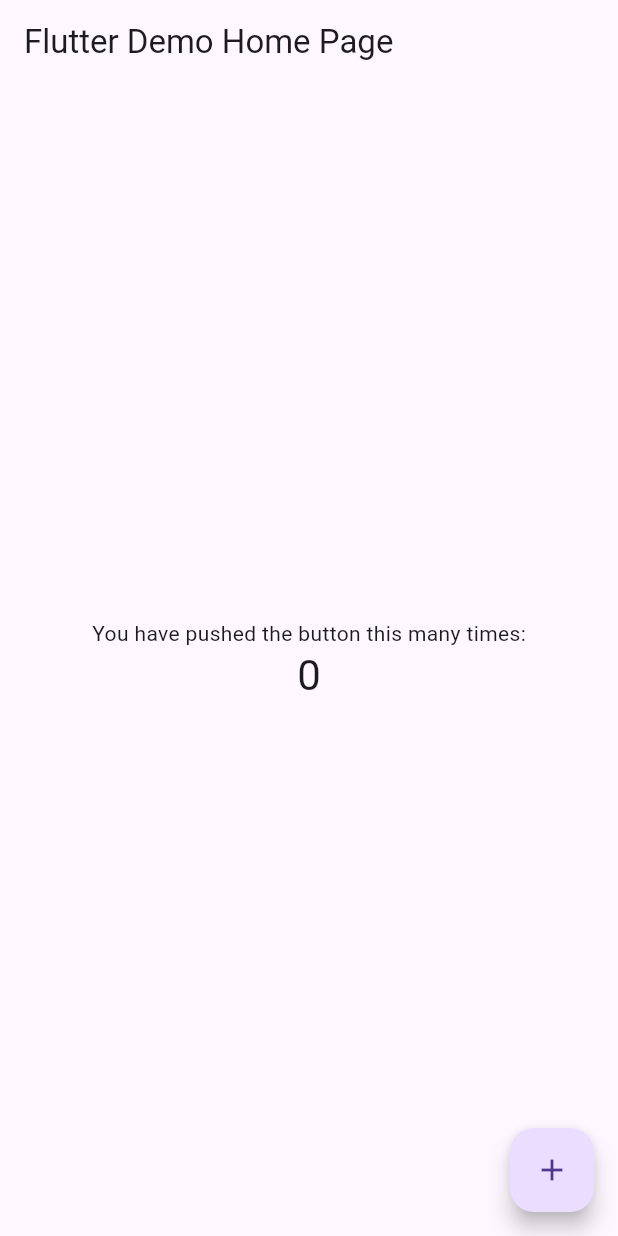
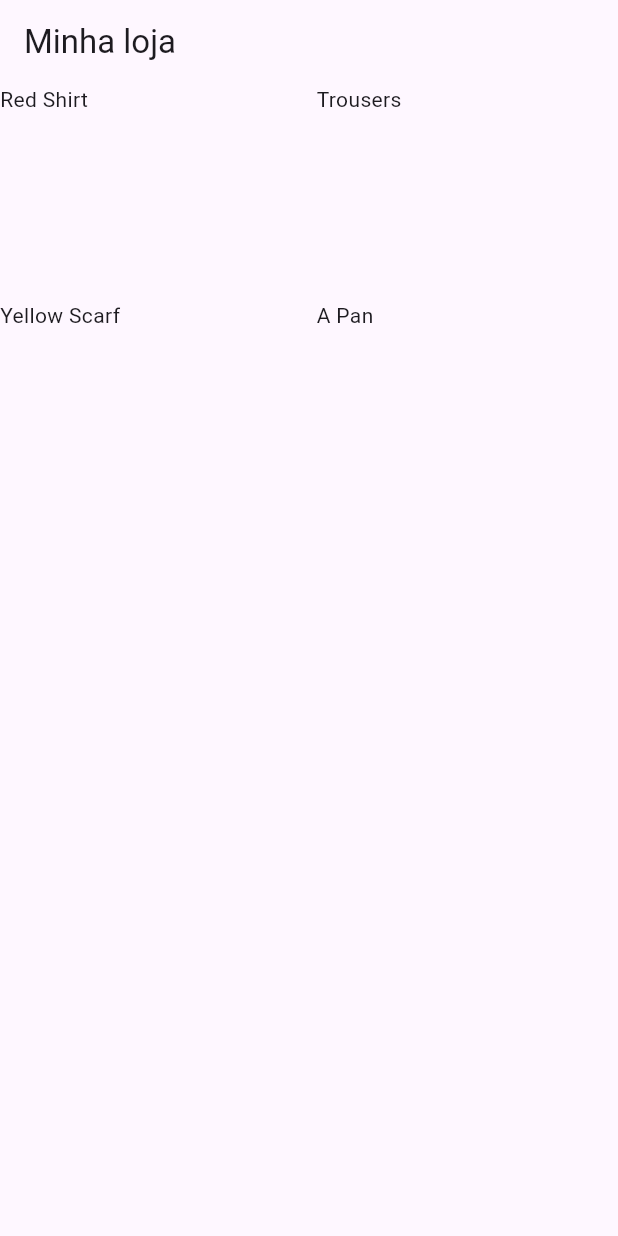
Before and after one commit to gabrielauzier/flutter-shop, a Flutter app: the screen it shows after launch, on a phone screen of 412 x 824 dp. Run offline on Flutter 3.47's test engine with Material 3 defaults, Android fonts, the phone set to English and light mode, and no system bars.

Commit message:
feat: add grid of products component (#216)

```diff
--- /dev/null
+++ b/lib/data/dummy_data.dart
@@ -0,0 +1,35 @@
+import 'package:shop/models/product.dart';
+
+final dummyProducts = [
+  Product(
+    id: 'p1',
+    title: 'Red Shirt',
+    description: 'A red shirt - it is pretty red!',
+    price: 29.99,
+    imageUrl:
+        'https://cdn.pixabay.com/photo/2016/10/02/22/17/red-t-shirt-1710578_1280.jpg',
+  ),
+  Product(
+    id: 'p2',
+    title: 'Trousers',
+    description: 'A nice pair of trousers.',
+    price: 59.99,
+    imageUrl:
+        'https://upload.wikimedia.org/wikipedia/commons/thumb/e/e8/Trousers%2C_dress_%28AM_1960.022-8%29.jpg/512px-Trousers%2C_dress_%28AM_1960.022-8%29.jpg',
+  ),
+  Product(
+    id: 'p3',
+    title: 'Yellow Scarf',
+    description: 'Warm and cozy - exactly what you need for the winter.',
+    price: 19.99,
+    imageUrl: 'https://live.staticflickr.com/4043/4438260868_cc79b3369d_z.jpg',
+  ),
+  Product(
+    id: 'p4',
+    title: 'A Pan',
+    description: 'Prepare any meal you want.',
+    price: 49.99,
+    imageUrl:
+        'https://upload.wikimedia.org/wikipedia/commons/thumb/1/14/Cast-Iron-Pan.jpg/1024px-Cast-Iron-Pan.jpg',
+  ),
+];
--- a/lib/main.dart
+++ b/lib/main.dart
@@ -1,4 +1,5 @@
 import 'package:flutter/material.dart';
+import 'package:shop/pages/products_overview_page.dart';
 
 void main() {
   runApp(const MyApp());
@@ -13,103 +14,10 @@
     return MaterialApp(
       title: 'Flutter Demo',
       theme: ThemeData(
-        // This is the theme of your application.
-        //
-        // Try running your application with "flutter run". You'll see the
-        // application has a blue toolbar. Then, without quitting the app, try
-        // changing the primarySwatch below to Colors.green and then invoke
-        // "hot reload" (press "r" in the console where you ran "flutter run",
-        // or simply save your changes to "hot reload" in a Flutter IDE).
-        // Notice that the counter didn't reset back to zero; the application
-        // is not restarted.
         primarySwatch: Colors.blue,
       ),
-      home: const MyHomePage(title: 'Flutter Demo Home Page'),
+      home: ProductsOverviewPage(),
+      debugShowCheckedModeBanner: false,
     );
   }
 }
-
-class MyHomePage extends StatefulWidget {
-  const MyHomePage({Key? key, required this.title}) : super(key: key);
-
-  // This widget is the home page of your application. It is stateful, meaning
-  // that it has a State object (defined below) that contains fields that affect
-  // how it looks.
-
-  // This class is the configuration for the state. It holds the values (in this
-  // case the title) provided by the parent (in this case the App widget) and
-  // used by the build method of the State. Fields in a Widget subclass are
-  // always marked "final".
-
-  final String title;
-
-  @override
-  State<MyHomePage> createState() => _MyHomePageState();
-}
-
-class _MyHomePageState extends State<MyHomePage> {
-  int _counter = 0;
-
-  void _incrementCounter() {
-    setState(() {
-      // This call to setState tells the Flutter framework that something has
-      // changed in this State, which causes it to rerun the build method below
-      // so that the display can reflect the updated values. If we changed
-      // _counter without calling setState(), then the build method would not be
-      // called again, and so nothing would appear to happen.
-      _counter++;
-    });
-  }
-
-  @override
-  Widget build(BuildContext context) {
-    // This method is rerun every time setState is called, for instance as done
-    // by the _incrementCounter method above.
-    //
-    // The Flutter framework has been optimized to make rerunning build methods
-    // fast, so that you can just rebuild anything that needs updating rather
-    // than having to individually change instances of widgets.
-    return Scaffold(
-      appBar: AppBar(
-        // Here we take the value from the MyHomePage object that was created by
-        // the App.build method, and use it to set our appbar title.
-        title: Text(widget.title),
-      ),
-      body: Center(
-        // Center is a layout widget. It takes a single child and positions it
-        // in the middle of the parent.
-        child: Column(
-          // Column is also a layout widget. It takes a list of children and
-          // arranges them vertically. By default, it sizes itself to fit its
-          // children horizontally, and tries to be as tall as its parent.
-          //
-          // Invoke "debug painting" (press "p" in the console, choose the
-          // "Toggle Debug Paint" action from the Flutter Inspector in Android
-          // Studio, or the "Toggle Debug Paint" command in Visual Studio Code)
-          // to see the wireframe for each widget.
-          //
-          // Column has various properties to control how it sizes itself and
-          // how it positions its children. Here we use mainAxisAlignment to
-          // center the children vertically; the main axis here is the vertical
-          // axis because Columns are vertical (the cross axis would be
-          // horizontal).
-          mainAxisAlignment: MainAxisAlignment.center,
-          children: <Widget>[
-            const Text(
-              'You have pushed the button this many times:',
-            ),
-            Text(
-              '$_counter',
-              style: Theme.of(context).textTheme.headlineMedium,
-            ),
-          ],
-        ),
-      ),
-      floatingActionButton: FloatingActionButton(
-        onPressed: _incrementCounter,
-        tooltip: 'Increment',
-        child: const Icon(Icons.add),
-      ), // This trailing comma makes auto-formatting nicer for build methods.
-    );
-  }
-}
--- /dev/null
+++ b/lib/pages/products_overview_page.dart
@@ -0,0 +1,26 @@
+import 'package:flutter/material.dart';
+import 'package:shop/data/dummy_data.dart';
+import 'package:shop/models/product.dart';
+
+class ProductsOverviewPage extends StatelessWidget {
+  final List<Product> loadedProducts = dummyProducts;
+
+  ProductsOverviewPage({super.key});
+
+  @override
+  Widget build(BuildContext context) {
+    return Scaffold(
+      appBar: AppBar(title: const Text('Minha loja')),
+      body: GridView.builder(
+        itemCount: loadedProducts.length,
+        itemBuilder: (ctx, i) => Text(loadedProducts[i].title),
+        gridDelegate: const SliverGridDelegateWithFixedCrossAxisCount(
+          crossAxisCount: 2,
+          childAspectRatio: 3 / 2,
+          crossAxisSpacing: 10,
+          mainAxisSpacing: 10,
+        ),
+      ),
+    );
+  }
+}
```
